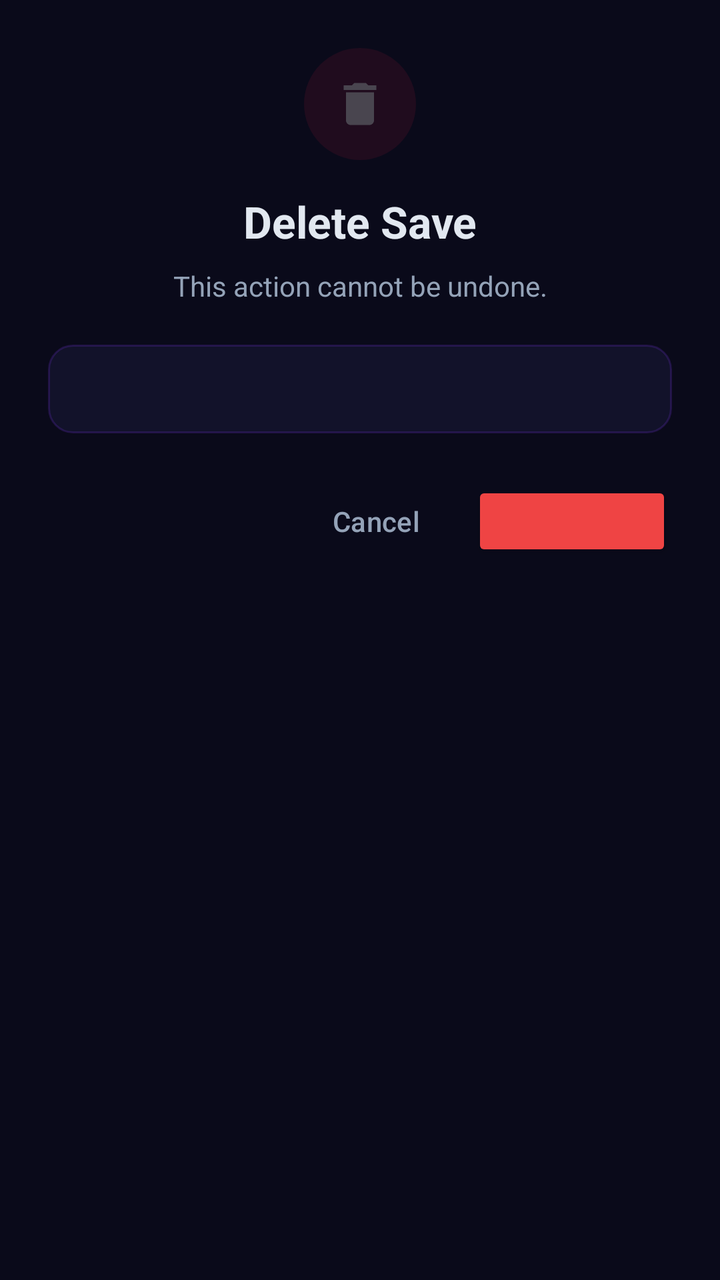
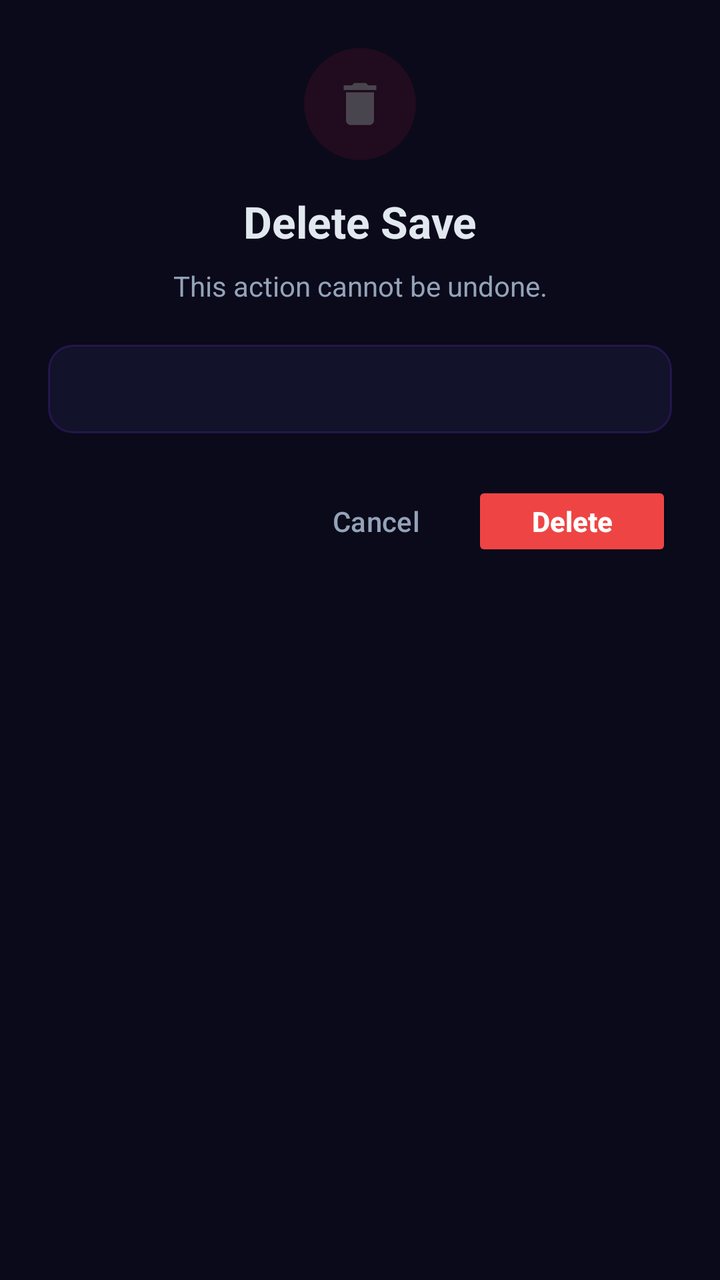

Screens rendered from an Android XML layout before and after an edit, with the pre-edit source and the edit as a unified diff.
<!-- AndroidManifest.xml: application theme Theme.PS1Emulator -->
<!-- res/layout/dialog_confirm_delete.xml -->
<?xml version="1.0" encoding="utf-8"?>
<LinearLayout xmlns:android="http://schemas.android.com/apk/res/android"
    android:layout_width="match_parent"
    android:layout_height="wrap_content"
    android:orientation="vertical"
    android:padding="24dp">

    
    <FrameLayout
        android:layout_width="56dp"
        android:layout_height="56dp"
        android:layout_gravity="center_horizontal"
        android:layout_marginBottom="16dp"
        android:background="@drawable/bg_icon_error">

        <ImageView
            android:layout_width="28dp"
            android:layout_height="28dp"
            android:layout_gravity="center"
            android:src="@drawable/ic_delete_state"
            android:contentDescription="Delete icon" />
    </FrameLayout>

    
    <TextView
        android:id="@+id/dialogTitle"
        android:layout_width="match_parent"
        android:layout_height="wrap_content"
        android:text="Delete Save"
        android:textColor="@color/md_on_surface"
        android:textSize="22sp"
        android:textStyle="bold"
        android:gravity="center"
        android:layout_marginBottom="8dp" />

    
    <TextView
        android:id="@+id/dialogMessage"
        android:layout_width="match_parent"
        android:layout_height="wrap_content"
        android:text="This action cannot be undone."
        android:textColor="@color/md_on_surface_variant"
        android:textSize="14sp"
        android:lineSpacingExtra="4dp"
        android:gravity="center"
        android:layout_marginBottom="20dp" />

    
    <LinearLayout
        android:id="@+id/slotInfoCard"
        android:layout_width="match_parent"
        android:layout_height="wrap_content"
        android:orientation="horizontal"
        android:gravity="center_vertical"
        android:background="@drawable/save_slot_bg"
        android:padding="12dp"
        android:layout_marginBottom="24dp">

        <TextView
            android:id="@+id/slotNumber"
            android:layout_width="0dp"
            android:layout_height="wrap_content"
            android:layout_weight="1"
            android:textColor="@color/md_on_surface"
            android:textSize="15sp"
            android:textStyle="bold" />

        <TextView
            android:id="@+id/slotTimestamp"
            android:layout_width="wrap_content"
            android:layout_height="wrap_content"
            android:textColor="@color/md_on_surface_variant"
            android:textSize="12sp" />
    </LinearLayout>

    
    <LinearLayout
        android:layout_width="match_parent"
        android:layout_height="wrap_content"
        android:orientation="horizontal"
        android:gravity="end">

        <Button
            android:id="@+id/btnCancel"
            style="@style/Widget.Material3.Button.TextButton.Dialog"
            android:layout_width="wrap_content"
            android:layout_height="40dp"
            android:text="Cancel"
            android:textAllCaps="false"
            android:textColor="@color/md_on_surface_variant"
            android:minWidth="80dp" />

        <Button
            android:id="@+id/btnConfirm"
            android:layout_width="wrap_content"
            android:layout_height="40dp"
            android:layout_marginStart="8dp"
            android:backgroundTint="@color/md_error"
            android:textAllCaps="false"
            android:textColor="@color/md_on_error"
            android:textStyle="bold"
            android:minWidth="100dp" />
    </LinearLayout>

</LinearLayout>
<!-- resources referenced by this layout -->
<resources>
  <color name="md_error">#FFEF4444</color>
  <color name="md_on_error">#FFFFFFFF</color>
  <color name="md_on_surface">#FFE2E8F0</color>
  <color name="md_on_surface_variant">#FF94A3B8</color>
  <!-- drawable bg_icon_error (drawable) -->
  <?xml version="1.0" encoding="utf-8"?>
  <shape xmlns:android="http://schemas.android.com/apk/res/android"
      android:shape="oval">
      <solid android:color="#1AE11D48" />
  </shape>
  <!-- drawable ic_delete_state (drawable) -->
  <?xml version="1.0" encoding="utf-8"?>
  <vector xmlns:android="http://schemas.android.com/apk/res/android"
      android:width="24dp"
      android:height="24dp"
      android:viewportWidth="24"
      android:viewportHeight="24"
      android:tint="?attr/colorControlNormal">
      <path
          android:fillColor="@android:color/white"
          android:pathData="M6,19c0,1.1 0.9,2 2,2h8c1.1,0 2,-0.9 2,-2V7H6v12zM19,4h-3.5l-1,-1h-5l-1,1H5v2h14V4z" />
  </vector>
  <!-- drawable save_slot_bg (drawable) -->
  <?xml version="1.0" encoding="utf-8"?>
  <shape xmlns:android="http://schemas.android.com/apk/res/android">
      <solid android:color="@color/card_dark" />
      <stroke android:width="1dp" android:color="@color/card_border_dim" />
      <corners android:radius="12dp" />
  </shape>
  <color name="card_dark">#FF12122A</color>
  <color name="card_border_dim">#337C3AED</color>
  <color name="md_primary">#FF7C3AED</color>
  <color name="md_on_primary">#FFFFFFFF</color>
  <color name="md_primary_container">#FF2E1065</color>
  <color name="md_on_primary_container">#FFE9D5FF</color>
  <color name="md_secondary">#FF06B6D4</color>
  <color name="md_on_secondary">#FFFFFFFF</color>
  <color name="md_secondary_container">#FF083344</color>
  <color name="md_on_secondary_container">#FFCFFAFE</color>
  <color name="md_tertiary">#FFE11D48</color>
  <color name="md_on_tertiary">#FFFFFFFF</color>
  <color name="md_tertiary_container">#FF4C0519</color>
  <color name="md_on_tertiary_container">#FFFECDD3</color>
  <color name="md_background">#FF0A0A1A</color>
  <color name="md_on_background">#FFE2E8F0</color>
  <color name="md_surface">#FF12122A</color>
  <color name="md_surface_variant">#FF1E1E3F</color>
  <color name="md_surface_container">#FF16162E</color>
  <color name="md_surface_container_low">#FF0F0F24</color>
  <color name="md_surface_container_high">#FF1C1C3A</color>
  <color name="md_error_container">#FF450A0A</color>
  <color name="md_on_error_container">#FFFECACA</color>
  <color name="md_outline">#FF334155</color>
  <color name="md_outline_variant">#FF1E293B</color>
  <style name="Theme.PS1Emulator.Dialog" parent="ThemeOverlay.Material3.MaterialAlertDialog">
          <item name="colorSurface">@color/md_surface_container_high</item>
          <item name="colorOnSurface">@color/md_on_surface</item>
          <item name="colorPrimary">@color/md_primary</item>
          <item name="colorOnPrimary">@color/md_on_primary</item>
          <item name="colorSecondary">@color/md_secondary</item>
          <item name="colorOnSecondary">@color/md_on_secondary</item>
          <item name="colorError">@color/md_error</item>
          <item name="colorOnError">@color/md_on_error</item>
          <item name="dialogCornerRadius">24dp</item>
          <item name="shapeAppearanceSmallComponent">@style/ShapeAppearance.PS1Emulator.Dialog</item>
          <item name="buttonBarPositiveButtonStyle">@style/Widget.PS1Emulator.Dialog.Button</item>
      </style>
  <style name="ShapeAppearance.PS1Emulator.Dialog" parent="ShapeAppearance.Material3.Corner.ExtraLarge">
          <item name="cornerFamily">rounded</item>
          <item name="cornerSize">24dp</item>
      </style>
  <style name="Widget.PS1Emulator.Dialog.Button" parent="Widget.Material3.Button">
          <item name="android:textColor">@color/md_on_primary</item>
          <item name="backgroundTint">@color/md_primary</item>
      </style>
  <!-- unchanged entries left out for length: 1 -->
</resources>

<!-- the commit's change to res/layout/dialog_confirm_delete.xml (unified diff, before → after) -->
@@ -96,6 +96,7 @@
             android:layout_height="40dp"
             android:layout_marginStart="8dp"
             android:backgroundTint="@color/md_error"
+            android:text="Delete"
             android:textAllCaps="false"
             android:textColor="@color/md_on_error"
             android:textStyle="bold"
